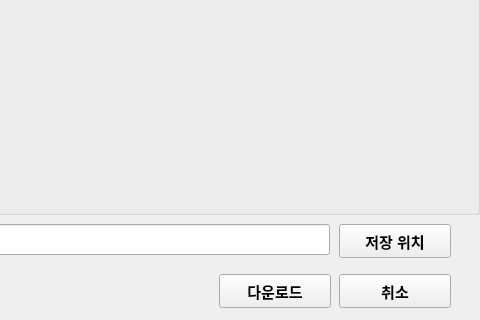
Above: View/ChoiceWindows.ui from aossuper7/YoutubeVideoSoundSourceExtraction before the change; both pictures show x 311 to 791 and y 196 to 516 of the 791 by 516 pixel window. Below: the same form after it.
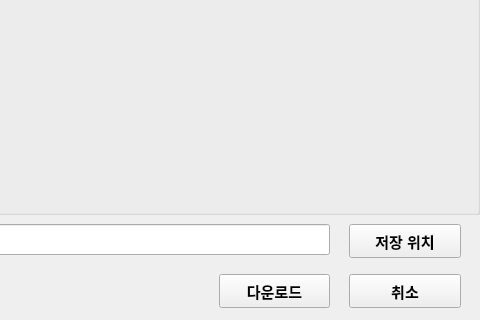
That is the form after the change. Icons and pictures are not drawn.

The edit to the form file:
```diff
--- a/View/ChoiceWindows.ui
+++ b/View/ChoiceWindows.ui
@@ -13,6 +13,18 @@
     <height>516</height>
    </rect>
   </property>
+  <property name="minimumSize">
+   <size>
+    <width>791</width>
+    <height>0</height>
+   </size>
+  </property>
+  <property name="maximumSize">
+   <size>
+    <width>791</width>
+    <height>16777215</height>
+   </size>
+  </property>
   <property name="font">
    <font>
     <family>Arial</family>
@@ -154,7 +166,7 @@
    <widget class="QPushButton" name="save">
     <property name="geometry">
      <rect>
-      <x>650</x>
+      <x>660</x>
       <y>420</y>
       <width>112</width>
       <height>34</height>
@@ -167,7 +179,7 @@
    <widget class="QPushButton" name="close">
     <property name="geometry">
      <rect>
-      <x>650</x>
+      <x>660</x>
       <y>470</y>
       <width>112</width>
       <height>34</height>
@@ -182,7 +194,7 @@
      <rect>
       <x>530</x>
       <y>470</y>
-      <width>112</width>
+      <width>111</width>
       <height>34</height>
      </rect>
     </property>
```
Left out of the diff: 2 changed lines with no effect on the pictures.
